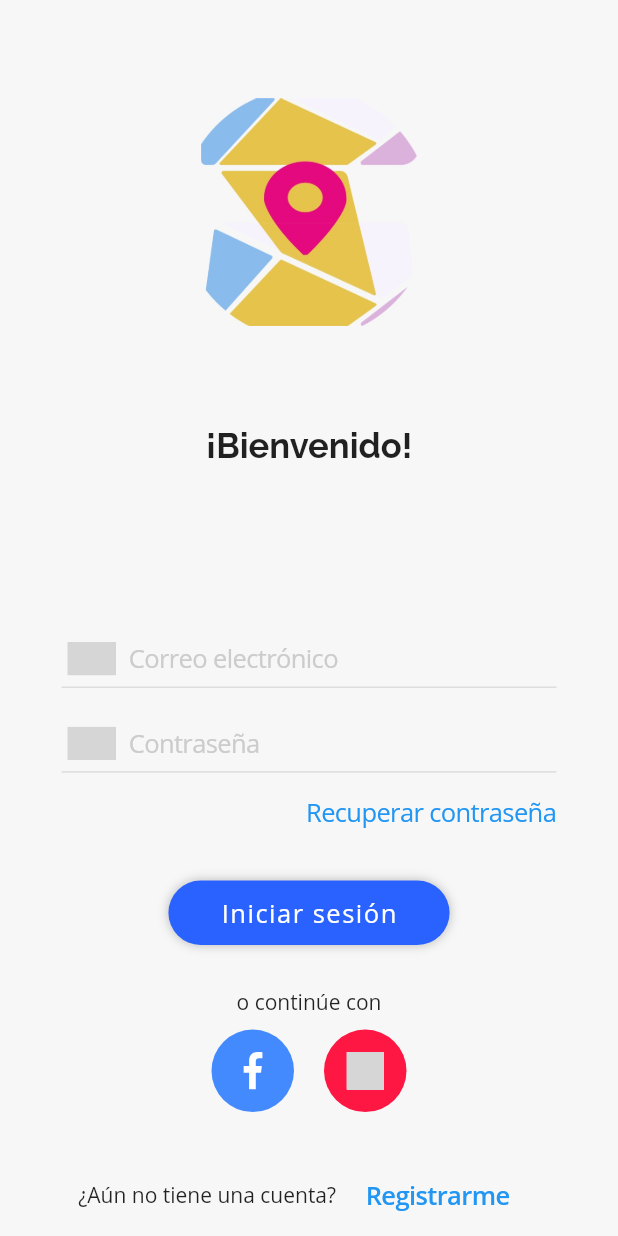
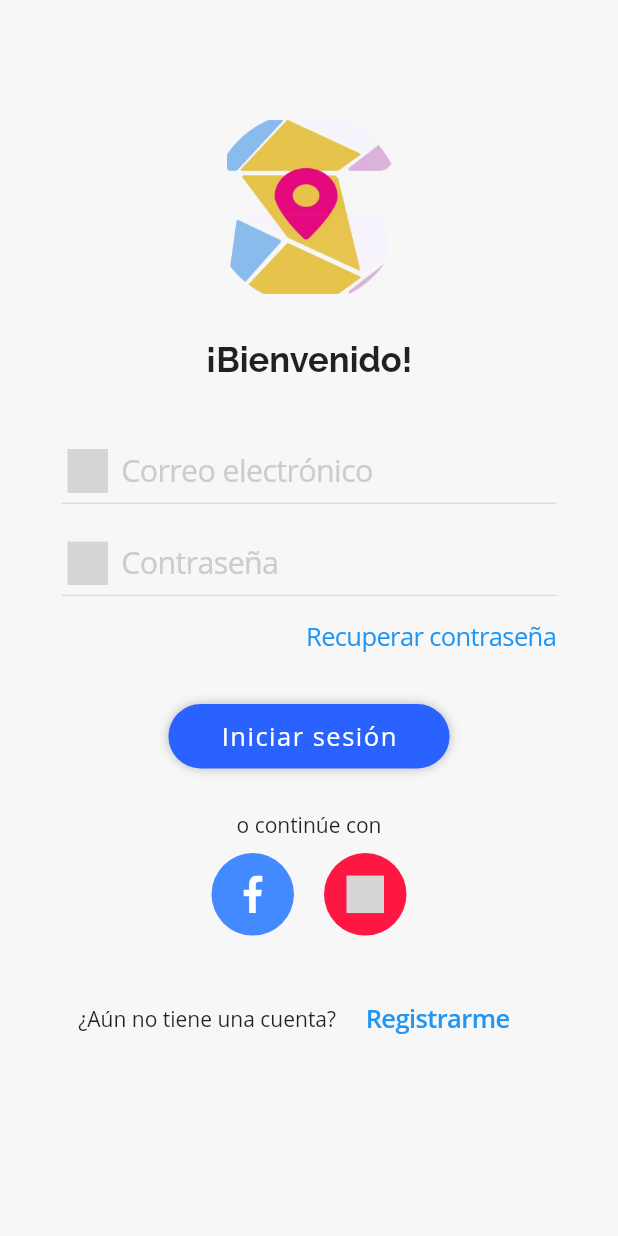
Before and after one commit to ernesto19/service_now_app, a Flutter app: the screen it shows after launch, on a phone screen of 412 x 824 dp. Run offline on Flutter 3.47's test engine with Material 2 defaults, Android fonts, the phone set to English and light mode, and no system bars; our stand-ins replace flutter_svg; missing offline and left inert: flutter_facebook_login; grey boxes are pictures that could not be loaded.

Commit message:
modificacion login con facebook

```diff
--- a/lib/pages/login/login_page.dart
+++ b/lib/pages/login/login_page.dart
@@ -36,10 +36,12 @@ class _LoginPageState extends State<LoginPage> {
           color: Color.fromRGBO(247, 247, 247, 1),
           child: SingleChildScrollView(
             child: Container(
-              height: responsive.height,
+              // height: responsive.height,
               child: Column(
                 mainAxisAlignment: MainAxisAlignment.spaceBetween,
                 children: <Widget>[
+                  // Expanded(child: Welcome()),
+                  // Expanded(child: LoginForm())
                   Welcome(),
                   LoginForm()
                 ]
--- a/lib/pages/login/widgets/welcome.dart
+++ b/lib/pages/login/widgets/welcome.dart
@@ -10,25 +10,41 @@ class Welcome extends StatelessWidget {
 
     return Column(
       children: <Widget>[
-        AspectRatio(
-          aspectRatio: 16 / 11,
-          child: LayoutBuilder(
-            builder: (_, contraints) {
-              return Container(
+        // AspectRatio(
+        //   aspectRatio: 16 / 11,
+        //   child: LayoutBuilder(
+        //     builder: (_, contraints) {
+        //       return Container(
+        //         child: Container(
+        //           child: Stack(
+        //             children: <Widget>[
+        //               Center(
+        //                 child: Image.asset(
+        //                   'assets/images/logo.jpeg',
+        //                   width: contraints.maxWidth * 0.35
+        //                 )
+        //               )
+        //             ]
+        //           )
+        //         )
+        //       );
+        //     }
+        //   )
+        // ),
+        Container(
+          padding: EdgeInsets.only(top: 80, bottom: 30),
           child: Container(
             child: Stack(
               children: <Widget>[
                 Center(
                   child: Image.asset(
                     'assets/images/logo.jpeg',
-                          width: contraints.maxWidth * 0.35
+                    // width: contraints.maxWidth * 0.35
+                    width: 110
                   )
                 )
               ]
             )
-                )
-              );
-            }
           )
         ),
         Text(
@@ -38,7 +54,8 @@ class Welcome extends StatelessWidget {
             fontWeight: FontWeight.bold,
             fontFamily: 'raleway'
           )
-        )
+        ),
+        SizedBox(height: 40)
       ]
     );
   }
--- a/lib/widgets/input_text.dart
+++ b/lib/widgets/input_text.dart
@@ -4,23 +4,25 @@ import 'package:flutter_svg/flutter_svg.dart';
 
 class InputText extends StatelessWidget {
   final String iconPath, placeholder;
-  const InputText({Key key, @required this.iconPath, @required this.placeholder}) : assert(iconPath != null && placeholder != null) , super(key: key);
+  final double textSize;
+  final double iconSize;
+  const InputText({Key key, @required this.iconPath, @required this.placeholder, @required this.textSize, @required this.iconSize}) : assert(iconPath != null && placeholder != null) , super(key: key);
 
   @override
   Widget build(BuildContext context) {
     return CupertinoTextField(
       padding: EdgeInsets.symmetric(vertical: 7, horizontal: 5),
       prefix: Container(
-        width: 40,
-        height: 30,
+        width: 35,
+        height: iconSize,
         padding: EdgeInsets.all(4),
         child: SvgPicture.asset(
           this.iconPath,
-          color: Color(0xffcccccc),
+          color: Color(0xffcccccc)
         )
       ),
       placeholder: this.placeholder,
-      placeholderStyle: TextStyle(fontFamily: 'sans', color: Color(0xffcccccc)),
+      placeholderStyle: TextStyle(fontSize: textSize, fontFamily: 'sans', color: Color(0xffcccccc)),
       style: TextStyle(fontFamily: 'sans'),
       decoration: BoxDecoration(
         border: Border(
--- a/pubspec.yaml
+++ b/pubspec.yaml
@@ -33,6 +33,8 @@ dev_dependencies:
   flutter_test:
     sdk: flutter
   flutter_svg: ^0.18.1
+  flutter_facebook_login: 2.0.1
+  http: ^0.12.0+2
 
 # For information on the generic Dart part of this file, see the
 # following page: https://dart.dev/tools/pub/pubspec
```
Also changed, not shown: lib/pages/login/widgets/login_form.dart (+37 -3 lines), 11 other files. Lines whose indentation alone changed are shown as unchanged.
